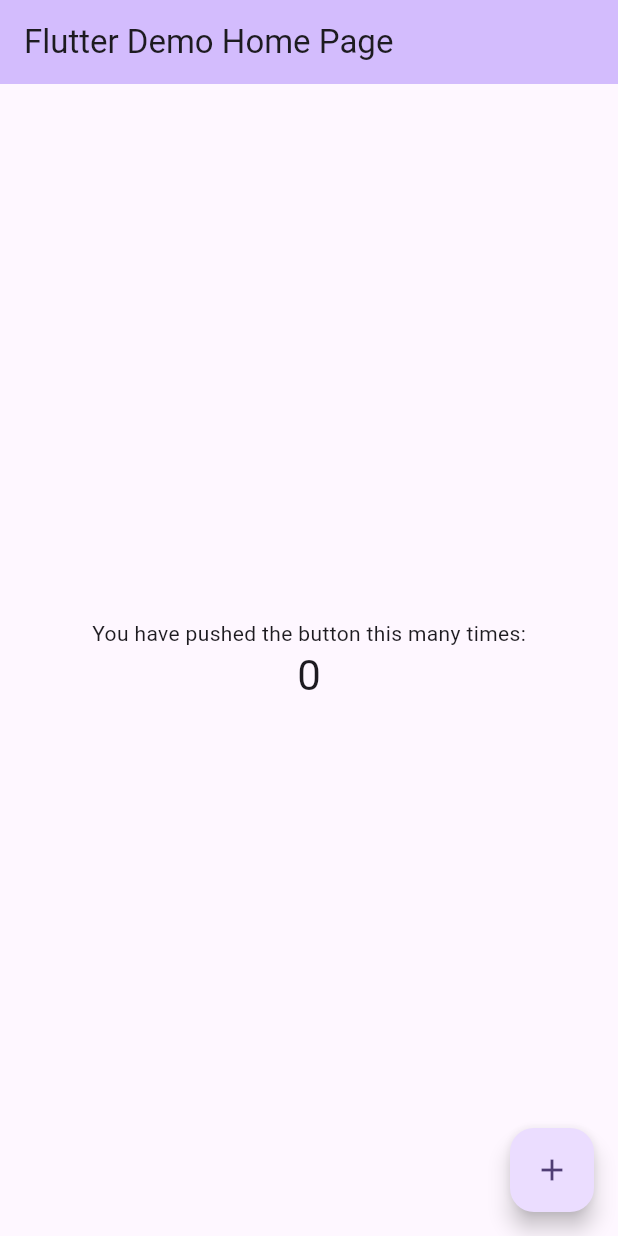
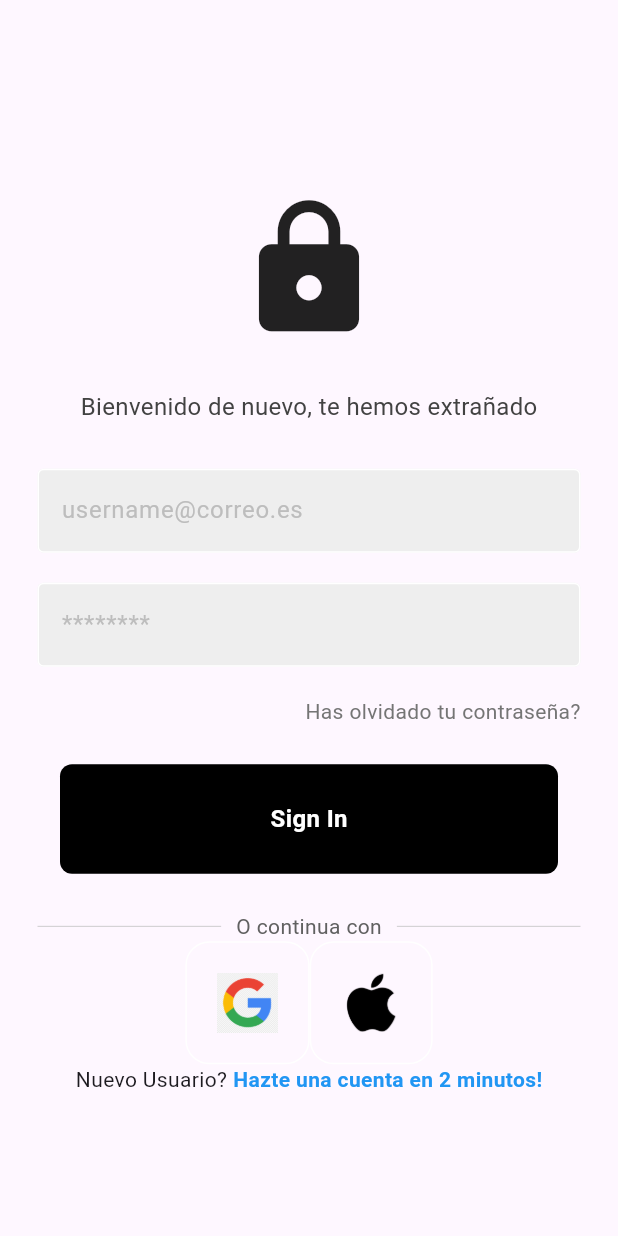
Before and after one commit to barrechat/friendship, a Flutter app: the screen it shows after launch, on a phone screen of 412 x 824 dp. Run offline on Flutter 3.47's test engine with Material 2 defaults, Android fonts, the phone set to English and light mode, and no system bars; our stand-ins replace calendar_view, supabase_flutter; accounts and stored records are empty.

Commit message:
Interfaz Registro/Login

```diff
--- /dev/null
+++ b/lib/Pages/login_page.dart
@@ -0,0 +1,129 @@
+import 'package:flutter/material.dart';
+import 'package:friendship/Pages/home.dart';
+import 'package:friendship/Pages/register.dart';
+import 'package:friendship/components/my_textfield.dart';
+import 'package:friendship/components/my_button.dart';
+import '../components/cuadrado.dart';
+
+class LoginPage extends StatelessWidget {
+  LoginPage({super.key});
+
+  final usernameController = TextEditingController();
+  final passwordController = TextEditingController();
+  @override
+  Widget build(BuildContext context) {
+    return Scaffold(
+      backgroundColor: Colors.grey[310],
+      body: SafeArea(
+        child: Center(
+          child: SingleChildScrollView(
+            child: Column(
+              mainAxisAlignment: MainAxisAlignment.center,
+              children: [
+                //logo
+                const SizedBox(height: 35,),
+                const Icon(Icons.lock, size: 100 ),
+                const SizedBox(height: 30,),
+                //bienvenido de nuevo, te hemos extrañado
+                Text(
+                  'Bienvenido de nuevo, te hemos extrañado',
+                  style: TextStyle(
+                    color: Colors.grey[800],
+                    fontSize: 16,
+                  ),
+                ),
+                const SizedBox(height: 30,),
+                //username textfield
+                MyTextField(
+                    controller: usernameController,
+                    hintText: 'username@correo.es',
+                    obscureText: false,
+                ),
+                const SizedBox(height: 20,),
+                //password textfield
+                MyTextField(
+                    controller: passwordController,
+                    hintText: '********',
+                    obscureText: true,
+                ),
+                const SizedBox(height: 20,),
+                //forgot password?
+                Padding(
+                  padding: const EdgeInsets.symmetric(horizontal: 25.0),
+                  child: Row(
+                    mainAxisAlignment: MainAxisAlignment.end,
+                    children: [
+                      Text(
+                        'Has olvidado tu contraseña?',
+                        style: TextStyle(color: Colors.grey[600]),
+                      ),
+                    ],
+                  ),
+                ),
+                const SizedBox(height: 25,),
+                //sign in button
+                MyButton(onTap: (){Navigator.push(context, MaterialPageRoute(builder: (context) =>  const Home()));},),
+                const SizedBox(height: 25,),
+                //O continuar con
+                Padding(
+                  padding: const EdgeInsets.symmetric(horizontal: 25.0),
+                  child: Row(
+                    children: [
+                      Expanded(
+                          child: Divider(
+                            thickness: 0.5,
+                            color: Colors.grey[400],
+                          )
+                      ),
+                      Padding(
+                        padding: const EdgeInsets.symmetric(horizontal: 10.0),
+                        child: Text(
+                            'O continua con',
+                            style: TextStyle(color: Colors.grey[700]),
+                        ),
+                      ),
+                      Expanded(
+                          child: Divider(
+                            thickness: 0.5,
+                            color: Colors.grey[400],
+                          )
+                      ),
+                    ],
+                  ),
+                ),
+                //Google + apple sign in
+                Row(
+                  mainAxisAlignment: MainAxisAlignment.center,
+                  children: [
+                    //google
+                    Cuadrado(imagePath: "assets/google.png"),
+                    //apple
+                    Cuadrado(imagePath: "assets/apple.png"),
+                  ],
+                ),
+                //Nuevo usuario? Hazte una cuenta en 2 minutos
+                Row(
+                  mainAxisAlignment: MainAxisAlignment.center,
+                  children: [
+                    Text('Nuevo Usuario?'),
+                    const SizedBox(width: 4),
+                    GestureDetector(
+                      onTap: (){Navigator.push(context, MaterialPageRoute(builder: (context) =>  Register()));},
+                      child: const Text(
+                        'Hazte una cuenta en 2 minutos!',
+                        style: TextStyle(
+                          color: Colors.blue,
+                          fontWeight: FontWeight.bold,
+                        ),
+                      ),
+                    ),
+                  ],
+                )
+              ],
+            ),
+          ),
+        ),
+      ),
+    );
+  }
+}
--- /dev/null
+++ b/lib/components/cuadrado.dart
@@ -0,0 +1,20 @@
+import 'package:flutter/material.dart';
+
+class Cuadrado extends StatelessWidget {
+  final String imagePath;
+  const Cuadrado({super.key, required this.imagePath});
+
+  @override
+  Widget build(BuildContext context) {
+    return Container(
+        padding: EdgeInsets.all(20),
+        decoration: BoxDecoration(
+            border: Border.all(color: Colors.white),
+            borderRadius: BorderRadius.circular(16),
+            color: Colors.grey[250],
+        ),
+        child: Image.asset(imagePath, height: 40,)
+
+    );
+  }
+}
--- /dev/null
+++ b/lib/components/my_button.dart
@@ -0,0 +1,32 @@
+import 'package:flutter/material.dart';
+
+class MyButton extends StatelessWidget {
+
+  final Function()? onTap;
+  const MyButton({super.key, required this.onTap});
+
+  @override
+  Widget build(BuildContext context) {
+    return GestureDetector(
+      onTap: onTap,
+      child: Container(
+        padding: const EdgeInsets.all(25),
+        margin: const EdgeInsets.symmetric(horizontal: 40.0),
+        decoration: BoxDecoration(
+            color: Colors.black,
+            borderRadius: BorderRadius.circular(8),
+        ),
+        child: Center(
+          child: Text(
+              "Sign In",
+              style: TextStyle(
+                color: Colors.white,
+                fontWeight: FontWeight.bold,
+                fontSize: 16,
+              ),
+          ),
+        ),
+      ),
+    );
+  }
+}
--- /dev/null
+++ b/lib/components/my_textfield.dart
@@ -0,0 +1,37 @@
+import 'package:flutter/material.dart';
+
+class MyTextField extends StatelessWidget {
+  final controller;
+  final String hintText;
+  final bool obscureText;
+
+  const MyTextField({
+    super.key,
+    required this.controller,
+    required this.hintText,
+    required this.obscureText,
+  });
+
+  @override
+  Widget build(BuildContext context) {
+    return Padding(
+      padding: const EdgeInsets.symmetric(horizontal: 25.0),
+      child: TextField(
+        controller: controller,
+        obscureText: obscureText,
+        decoration: InputDecoration(
+          enabledBorder: OutlineInputBorder(
+            borderSide: BorderSide(color: Colors.white),
+          ),
+          focusedBorder: OutlineInputBorder(
+            borderSide: BorderSide(color: Colors.grey.shade500),
+          ),
+          fillColor: Colors.grey.shade200,
+          filled: true,
+          hintText: hintText,
+          hintStyle: TextStyle(color: Colors.grey[400]),
+        ),
+      ),
+    );
+  }
+}
--- a/lib/main.dart
+++ b/lib/main.dart
@@ -1,6 +1,7 @@
 import 'package:flutter/material.dart';
-import 'package:friendship/Pages/home.dart';
 import 'package:supabase_flutter/supabase_flutter.dart';
+import 'package:friendship/Pages/login_page.dart';
+
 
 Future<void> main() async {
   WidgetsFlutterBinding.ensureInitialized();
@@ -21,6 +22,7 @@
   Widget build(BuildContext context) {
     return MaterialApp(
       title: 'Flutter Demo',
+      debugShowCheckedModeBanner: false,
       theme: ThemeData(
         // This is the theme of your application.
         //
@@ -40,95 +42,7 @@
         colorScheme: ColorScheme.fromSeed(seedColor: Colors.deepPurple),
         useMaterial3: true,
       ),
-      home: const MyHomePage(title: 'Flutter Demo Home Page'),
+      home:LoginPage(),
     );
   }
 }
-
-class MyHomePage extends StatefulWidget {
-  const MyHomePage({super.key, required this.title});
-
-  // This widget is the home page of your application. It is stateful, meaning
-  // that it has a State object (defined below) that contains fields that affect
-  // how it looks.
-
-  // This class is the configuration for the state. It holds the values (in this
-  // case the title) provided by the parent (in this case the App widget) and
-  // used by the build method of the State. Fields in a Widget subclass are
-  // always marked "final".
-
-  final String title;
-
-  @override
-  State<MyHomePage> createState() => _MyHomePageState();
-}
-
-class _MyHomePageState extends State<MyHomePage> {
-  int _counter = 0;
-
-  void _incrementCounter() {
-    setState(() {
-      // This call to setState tells the Flutter framework that something has
-      // changed in this State, which causes it to rerun the build method below
-      // so that the display can reflect the updated values. If we changed
-      // _counter without calling setState(), then the build method would not be
-      // called again, and so nothing would appear to happen.
-      _counter++;
-    });
-  }
-
-  @override
-  Widget build(BuildContext context) {
-    // This method is rerun every time setState is called, for instance as done
-    // by the _incrementCounter method above.
-    //
-    // The Flutter framework has been optimized to make rerunning build methods
-    // fast, so that you can just rebuild anything that needs updating rather
-    // than having to individually change instances of widgets.
-    return Scaffold(
-      appBar: AppBar(
-        // TRY THIS: Try changing the color here to a specific color (to
-        // Colors.amber, perhaps?) and trigger a hot reload to see the AppBar
-        // change color while the other colors stay the same.
-        backgroundColor: Theme.of(context).colorScheme.inversePrimary,
-        // Here we take the value from the MyHomePage object that was created by
-        // the App.build method, and use it to set our appbar title.
-        title: Text(widget.title),
-      ),
-      body: Center(
-        // Center is a layout widget. It takes a single child and positions it
-        // in the middle of the parent.
-        child: Column(
-          // Column is also a layout widget. It takes a list of children and
-          // arranges them vertically. By default, it sizes itself to fit its
-          // children horizontally, and tries to be as tall as its parent.
-          //
-          // Column has various properties to control how it sizes itself and
-          // how it positions its children. Here we use mainAxisAlignment to
-          // center the children vertically; the main axis here is the vertical
-          // axis because Columns are vertical (the cross axis would be
-          // horizontal).
-          //
-          // TRY THIS: Invoke "debug painting" (choose the "Toggle Debug Paint"
-          // action in the IDE, or press "p" in the console), to see the
-          // wireframe for each widget.
-          mainAxisAlignment: MainAxisAlignment.center,
-          children: <Widget>[
-            const Text(
-              'You have pushed the button this many times:',
-            ),
-            Text(
-              '$_counter',
-              style: Theme.of(context).textTheme.headlineMedium,
-            ),
-          ],
-        ),
-      ),
-      floatingActionButton: FloatingActionButton(
-        onPressed: (){Navigator.push(context, MaterialPageRoute(builder: (context) =>  const Home()));},
-        tooltip: 'Increment',
-        child: const Icon(Icons.add),
-      ), // This trailing comma makes auto-formatting nicer for build methods.
-    );
-  }
-}
```
Also changed, not shown: lib/Pages/login.dart (+74 -0 lines), lib/Pages/register.dart (+128 -0 lines), pubspec.yaml (+5 -2 lines), assets/apple.png (added), assets/google.png (added), assets/logoFS.jpg (added), pubspec.lock.
